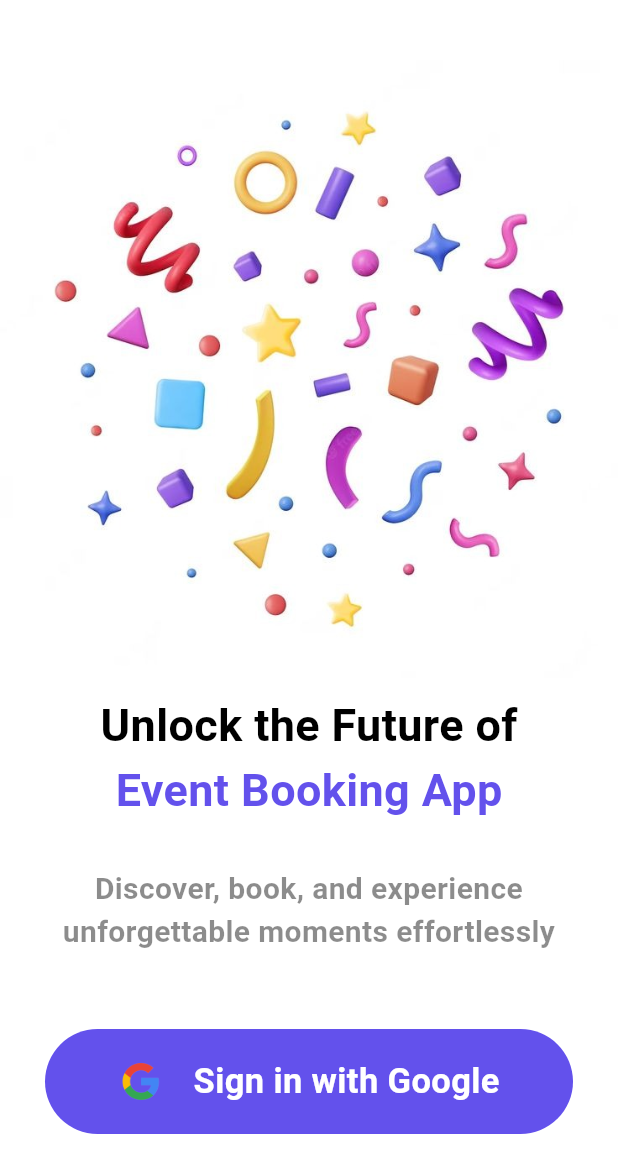
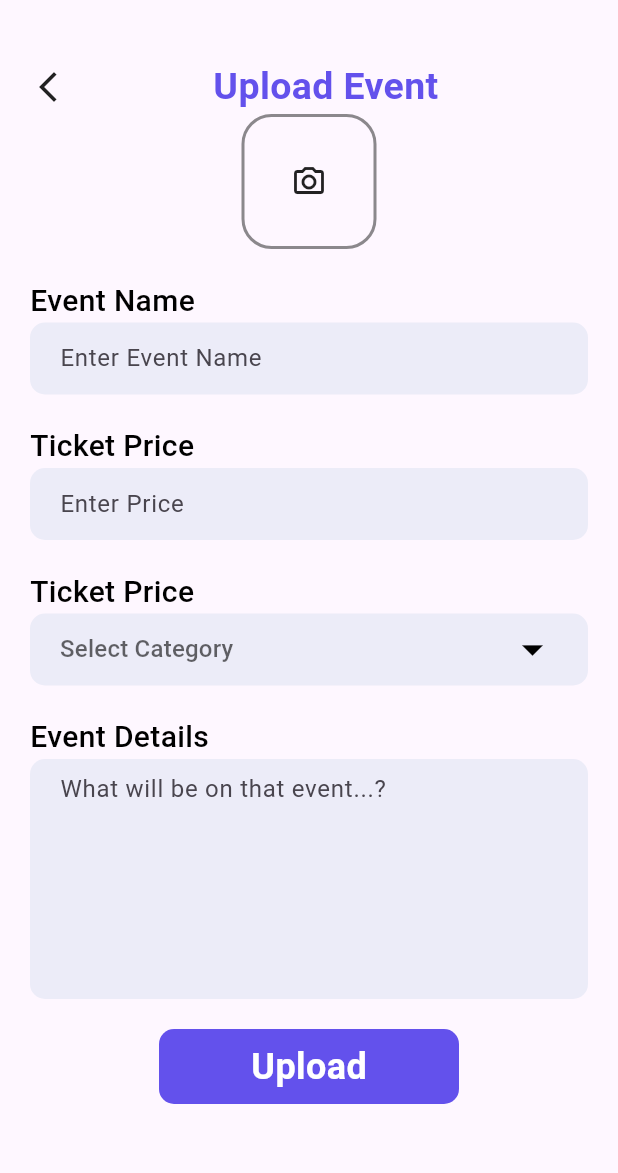
Before and after one commit to iisachiin/EventBook, a Flutter app: the screen it shows after launch, on a phone screen of 412 x 824 dp. Shown: the top 1173 px of the screen. Run offline on Flutter 3.47's test engine with Material 3 defaults, Android fonts, the phone set to English and light mode, and no system bars; our stand-ins replace cloud_firestore, curved_navigation_bar, firebase_auth, firebase_core, google_sign_in, image_picker; accounts and stored records are empty.

Commit message:
Update Admin pannel

```diff
--- /dev/null
+++ b/event_book/lib/admin/upload_event.dart
@@ -0,0 +1,214 @@
+import 'dart:io';
+import 'package:cloud_firestore/cloud_firestore.dart';
+import 'package:flutter/material.dart';
+import 'package:image_picker/image_picker.dart';
+
+class UploadEvent extends StatefulWidget {
+  const UploadEvent({super.key});
+
+  @override
+  State<UploadEvent> createState() => _UploadEventState();
+}
+
+class _UploadEventState extends State<UploadEvent> {
+  final List<String> eventCatagory = ["Music", "Clothing", "Food", "Festival"];
+  String? value;
+  final ImagePicker _picker = ImagePicker();
+  File? selectedImage;
+  Future getImage() async {
+    var image = await _picker.pickImage(source: ImageSource.gallery);
+    selectedImage = File(image!.path);
+    setState(() {});
+  }
+
+  @override
+  Widget build(BuildContext context) {
+    return Scaffold(
+      body: SingleChildScrollView(
+        child: Container(
+          margin: EdgeInsets.only(top: 40.0, left: 20.0, right: 20.0),
+          child: Column(
+            crossAxisAlignment: CrossAxisAlignment.start,
+            children: [
+              Row(
+                children: [
+                  GestureDetector(
+                    onTap: () {
+                      Navigator.pop(context);
+                    },
+                    child: Icon(Icons.arrow_back_ios_new_outlined),
+                  ),
+                  SizedBox(width: MediaQuery.of(context).size.width / 4.2),
+                  Text(
+                    "Upload Event",
+                    // textAlign:TextAlign.center,
+                    style: TextStyle(
+                      color: Color(0xff6351ec),
+                      fontSize: 25.0,
+                      fontWeight: FontWeight.bold,
+                    ),
+                  ),
+                ],
+              ),
+              selectedImage != null
+                  ? Image.file(selectedImage!, height: 90, width: 90)
+                  : Center(
+                    child: GestureDetector(
+                      onTap: () {
+                        getImage();
+                      },
+                      child: Container(
+                        height: 90,
+                        width: 90,
+                        decoration: BoxDecoration(
+                          border: Border.all(color: Colors.black45, width: 2.0),
+                          borderRadius: BorderRadius.circular(20),
+                        ),
+                        child: Icon(Icons.camera_alt_outlined),
+                      ),
+                    ),
+                  ),
+              SizedBox(height: 20.0),
+              Text(
+                "Event Name",
+                // textAlign:TextAlign.center,
+                style: TextStyle(
+                  color: Colors.black,
+                  fontSize: 20.0,
+                  fontWeight: FontWeight.w500,
+                ),
+              ),
+              Container(
+                padding: EdgeInsets.symmetric(horizontal: 20.0),
+                width: MediaQuery.of(context).size.width,
+                decoration: BoxDecoration(
+                  color: Color(0xffececf8),
+                  borderRadius: BorderRadius.circular(10),
+                ),
+                child: TextField(
+                  decoration: InputDecoration(
+                    border: InputBorder.none,
+                    hintText: "Enter Event Name",
+                  ),
+                ),
+              ),
+              SizedBox(height: 20.0),
+              Text(
+                "Ticket Price",
+                // textAlign:TextAlign.center,
+                style: TextStyle(
+                  color: Colors.black,
+                  fontSize: 20.0,
+                  fontWeight: FontWeight.w500,
+                ),
+              ),
+              Container(
+                padding: EdgeInsets.symmetric(horizontal: 20.0),
+                width: MediaQuery.of(context).size.width,
+                decoration: BoxDecoration(
+                  color: Color(0xffececf8),
+                  borderRadius: BorderRadius.circular(10),
+                ),
+                child: TextField(
+                  decoration: InputDecoration(
+                    border: InputBorder.none,
+                    hintText: "Enter Price",
+                  ),
+                ),
+              ),
+
+              SizedBox(height: 20.0),
+              Text(
+                "Ticket Price",
+                // textAlign:TextAlign.center,
+                style: TextStyle(
+                  color: Colors.black,
+                  fontSize: 20.0,
+                  fontWeight: FontWeight.w500,
+                ),
+              ),
+
+              // SizedBox(height: 20.0),
+              Container(
+                padding: EdgeInsets.symmetric(horizontal: 20.0),
+                width: MediaQuery.of(context).size.width,
+                decoration: BoxDecoration(
+                  color: Color(0xffececf8),
+                  borderRadius: BorderRadius.circular(10),
+                ),
+                child: DropdownButtonHideUnderline(
+                  child: DropdownButton<String>(
+                    items:
+                        eventCatagory
+                            .map(
+                              (item) => DropdownMenuItem<String>(
+                                value: item,
+                                child: Text(item),
+                              ),
+                            )
+                            .toList(),
+                    onChanged:
+                        ((value) => setState(() {
+                          this.value = value;
+                        })),
+                    dropdownColor: Colors.white,
+                    hint: Text("Select Category"),
+                    icon: Icon(Icons.arrow_drop_down, color: Colors.black),
+                    iconSize: 34.0,
+                    value: value,
+                  ),
+                ),
+              ),
+              SizedBox(height: 20.0),
+              Text(
+                "Event Details",
+                // textAlign:TextAlign.center,
+                style: TextStyle(
+                  color: Colors.black,
+                  fontSize: 20.0,
+                  fontWeight: FontWeight.w500,
+                ),
+              ),
+              Container(
+                padding: EdgeInsets.symmetric(horizontal: 20.0),
+                width: MediaQuery.of(context).size.width,
+                decoration: BoxDecoration(
+                  color: Color(0xffececf8),
+                  borderRadius: BorderRadius.circular(10),
+                ),
+                child: TextField(
+                  maxLines: 6,
+                  decoration: InputDecoration(
+                    border: InputBorder.none,
+                    hintText: "What will be on that event...?",
+                  ),
+                ),
+              ),
+              SizedBox(height: 20.0),
+              Center(
+                child: Container(
+                  width: 200,
+                  height: 50,
+                  decoration: BoxDecoration(
+                    color: Color(0xff6351ec),
+                    borderRadius: BorderRadius.circular(10),
+                  ),
+                  child: Center(
+                    child: Text(
+                      "Upload",
+                      style: TextStyle(
+                        color: Colors.white,
+                        fontSize: 24.0,
+                        fontWeight: FontWeight.bold,
+                      ),
+                    ),
+                  ),
+                ),
+              ),
+            ],
+          ),
+        ),
+      ),
+    );
+  }
+}
--- a/event_book/lib/main.dart
+++ b/event_book/lib/main.dart
@@ -1,3 +1,4 @@
+import 'package:event_book/admin/upload_event.dart';
 import 'package:event_book/pages/bottomNav.dart';
 import 'package:event_book/pages/details.dart';
 import 'package:event_book/pages/home.dart';
@@ -40,7 +41,7 @@ class MyApp extends StatelessWidget {
         // tested with just a hot reload.
         colorScheme: ColorScheme.fromSeed(seedColor: Colors.deepPurple),
       ),
-      home:Signup(),
+      home:UploadEvent(),
     );
   }
 }
--- a/event_book/lib/services/auth.dart
+++ b/event_book/lib/services/auth.dart
@@ -1,3 +1,4 @@
+import 'package:event_book/pages/bottomNav.dart';
 import 'package:event_book/services/database.dart';
 import 'package:firebase_auth/firebase_auth.dart';
 import 'package:flutter/material.dart';
@@ -40,8 +41,15 @@ class AuthMethods {
         ScaffoldMessenger.of(context).showSnackBar(
           SnackBar(
             backgroundColor: Colors.green,
-            content: Text("Registered successfully"),
+            content: Text(
+              "Registered successfully",
+              style: TextStyle(fontSize: 20.0, fontWeight: FontWeight.bold),
+            ),
           ),
+        );
+        Navigator.pushReplacement(
+          context,
+          MaterialPageRoute(builder: (context) => BottomNav()),
         );
       });
     }
```
Also changed, not shown: event_book/flutter_01.png (deleted).
